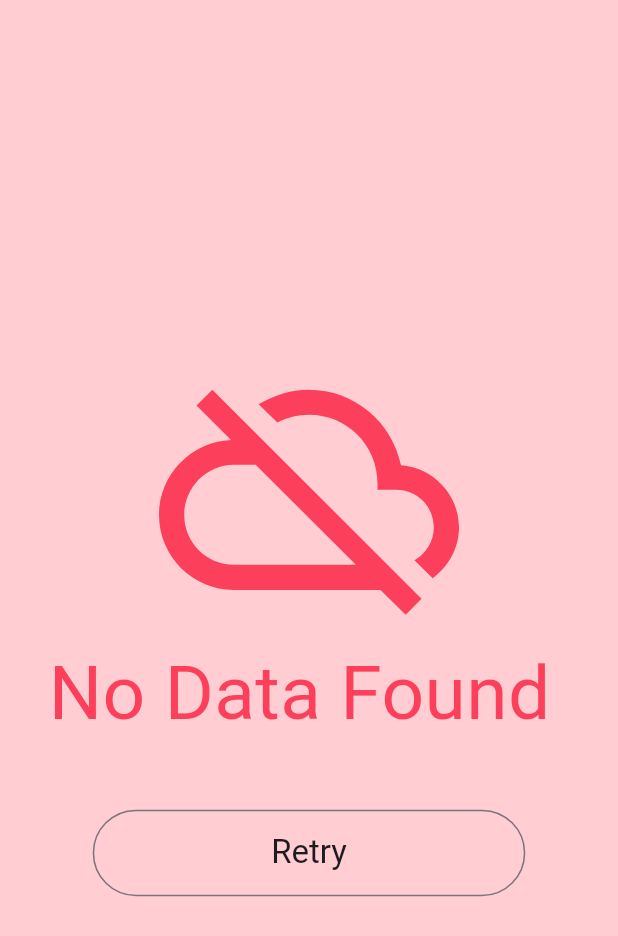
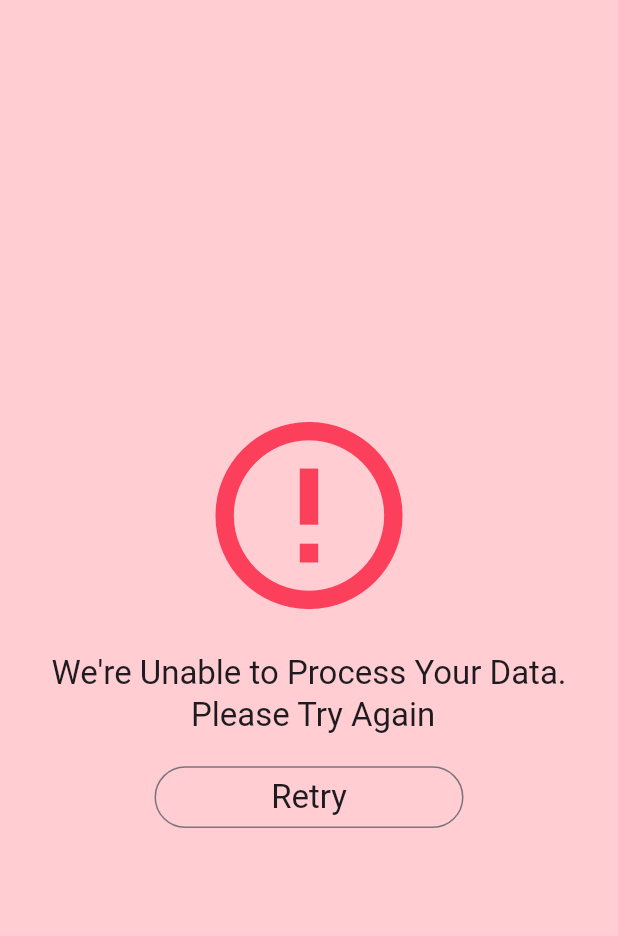
Before and after one commit to dhruvsoni2805/GetX-MVVM-Architecture, a Flutter app: the GenralExceptionWidgets screen opened directly, on a phone screen of 412 x 824 dp. Shown: the top 936 px of the screen. Run offline on Flutter 3.47's test engine with Material 2 defaults, Android fonts, the phone set to English and light mode, and no system bars; our stand-ins replace fluttertoast, get, google_fonts.

```diff
--- a/lib/components/genralexception.dart
+++ b/lib/components/genralexception.dart
@@ -1,5 +1,6 @@
 import 'package:flutter/material.dart';
 import 'package:get/get.dart';
+import 'package:getx_mvvm_pattern/components/internetExceptionWidget.dart';
 import 'package:getx_mvvm_pattern/resources/colors/color.dart';
 
 class GenralExceptionWidgets extends StatefulWidget {
@@ -21,21 +22,27 @@ class _GenralExceptionWidgetsState extends State<GenralExceptionWidgets> {
           crossAxisAlignment: CrossAxisAlignment.center,
           children: [
             const Icon(
-              Icons.cloud_off,
-              size: 200,
+              Icons.error_outline,
+              size: 150,
               color: AppColors.redcolor,
             ),
-            const Text(
-              "No Data Found ",
-              style: TextStyle(color: AppColors.redcolor, fontSize: 50),
+            SizedBox(
+              height: Get.height * 0.02,
+            ),
+            Text(
+              "genralexception".tr,
+              textAlign: TextAlign.center,
+              style: Theme.of(context).textTheme.titleLarge,
             ),
             SizedBox(
-              height: Get.height * 0.05,
+              height: Get.height * 0.02,
             ),
             OutlinedButton(
-                onPressed: () {},
+                onPressed: () {
+                  Get.to(() => const InternetExceptionWidgets());
+                },
                 style: OutlinedButton.styleFrom(
-                    fixedSize: Size(Get.width * 0.7, Get.height * 0.07)),
+                    fixedSize: Size(Get.width * 0.5, Get.height * 0.05)),
                 child: Text(
                   "Retry",
                   style: Theme.of(context).textTheme.titleLarge,
--- a/lib/resources/getx_localization/language.dart
+++ b/lib/resources/getx_localization/language.dart
@@ -1,19 +1,29 @@
-import 'package:get/get_navigation/src/root/internacionalization.dart';
+import "package:get/get_navigation/src/root/internacionalization.dart";
 
 class Languages extends Translations {
   @override
   Map<String, Map<String, String>> get keys => {
-        'en_US': {
+    "en_US": {
           //Splash Screen
-          'welcome.title': "Welcome Guy's",
+          "welcome.title": "Welcome\nBack",
 
           //Login Screen
-          'loginform.title': 'login form',
-          'login.btntitle': 'Login',
-          'email.hinttext': 'Enter Your Email Id',
-          'email.example': 'Example@gmail.com',
-          'password.hinttext': 'Enter Your Password',
-          'password.example': '* * * * * *'
+          "loginform.title": "login form",
+          "login.btntitle": "Login",
+          "email.hinttext": "Enter Your Email Id",
+          "email.example": "Example@gmail.com",
+          "eamil.invalid": "Your Email Address Format is Wrong",
+          "password.hinttext": "Enter Your Password",
+          "password.example": "* * * * * *",
+          "password.invalid": "Your password is too Short.",
+
+          //Internet Exception
+          "nointernetexception":
+              "We're Unable to Load Result.\n Please Check Your Internet Connection",
+
+          //Genral Exception
+          "genralexception":
+              "We're Unable to Process Your Data. \n Please Try Again",
         },
       };
 }
```
Also changed, not shown: lib/components/internetExceptionWidget.dart (+5 -6 lines), lib/user_interface/login/login_screen.dart (+83 -17 lines), lib/user_interface/login/login_screen_controller.dart (+15 -0 lines), assets/images/contact_admin.jpg (added).
